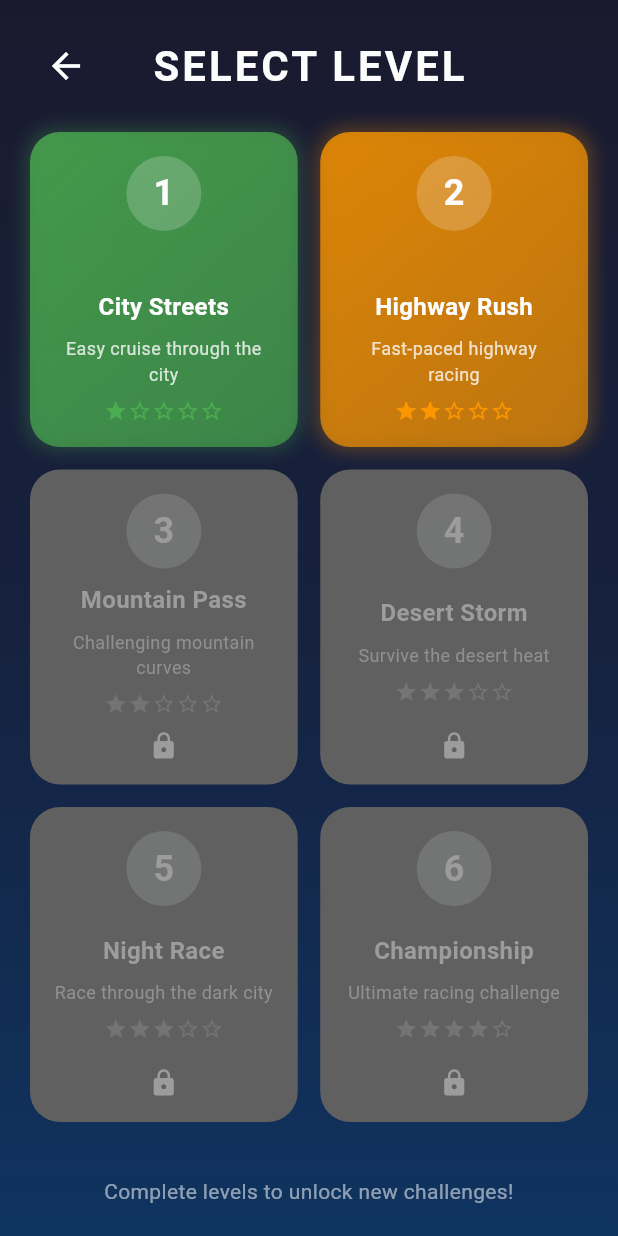
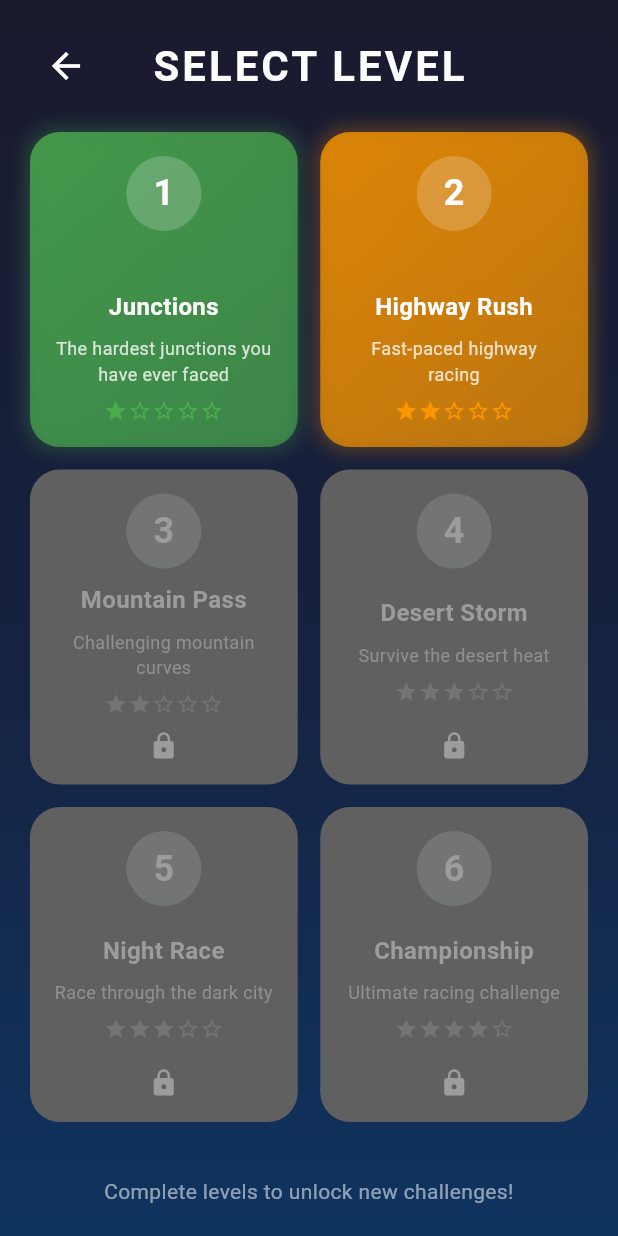
Before and after one commit to VinukaVilhan/road_safety_game, a Flutter app: the screen it shows after launch, after a tap on "PLAY", on a phone screen of 412 x 824 dp. Run offline on Flutter 3.47's test engine with Material 3 defaults, Android fonts, the phone set to English and light mode, and no system bars; missing offline and left inert: flame.

Commit message:
Update level names and game title for consistency

```diff
--- a/lib/level_selection_screen.dart
+++ b/lib/level_selection_screen.dart
@@ -14,7 +14,7 @@ class _LevelSelectionScreenState extends State<LevelSelectionScreen> with Ticker
 
   // Level data - you can expand this
   final List<GameLevel> levels = [
-    GameLevel(1, "City Streets", "Easy cruise through the city", LevelDifficulty.Easy, true),
+    GameLevel(1, "Junctions", "The hardest junctions you have ever faced", LevelDifficulty.Easy, true),
     GameLevel(2, "Highway Rush", "Fast-paced highway racing", LevelDifficulty.Medium, true),
     GameLevel(3, "Mountain Pass", "Challenging mountain curves", LevelDifficulty.Medium, false),
     GameLevel(4, "Desert Storm", "Survive the desert heat", LevelDifficulty.Hard, false),
--- a/lib/main.dart
+++ b/lib/main.dart
@@ -9,7 +9,7 @@ class MyApp extends StatelessWidget {
   @override
   Widget build(BuildContext context) {
     return MaterialApp(
-      title: 'Car Racing Game',
+      title: 'Car Lanka',
       theme: ThemeData.dark(),
       home: MenuScreen(),
       debugShowCheckedModeBanner: false,
--- a/lib/menu_screen.dart
+++ b/lib/menu_screen.dart
@@ -97,7 +97,7 @@ class _MenuScreenState extends State<MenuScreen> with SingleTickerProviderStateM
                           SizedBox(height: 20),
                           // Game Title
                           Text(
-                            'CAR RACING',
+                            'Road Rules',
                             style: TextStyle(
                               fontSize: 32,
                               fontWeight: FontWeight.bold,
```
